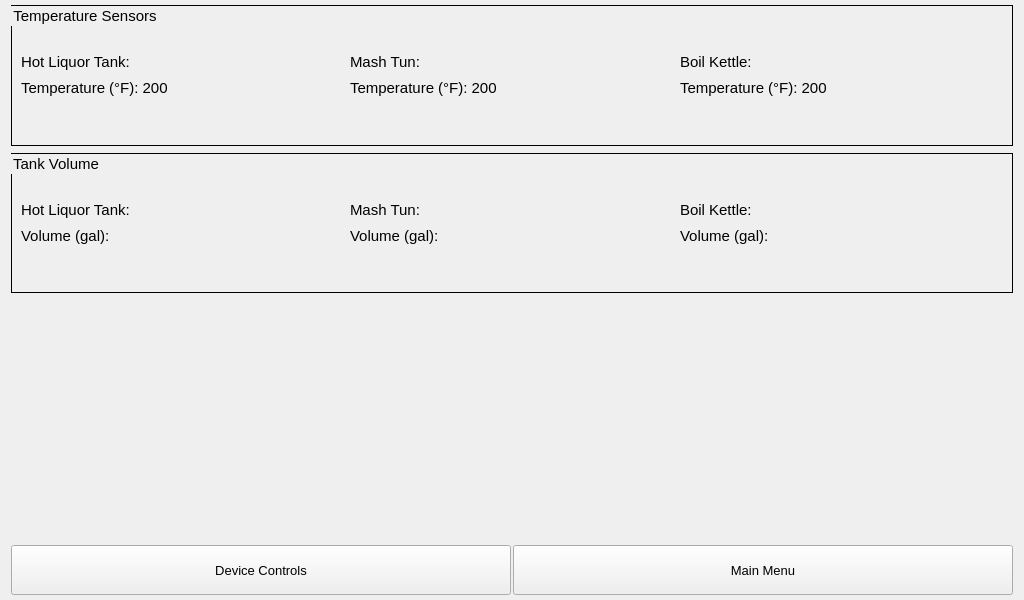
This is autobrewer/GUI/UI Files/DeviceStatusSensors.ui in drmwve/Capstone-Project as Qt 5 draws it before an edit. The edited form follows.
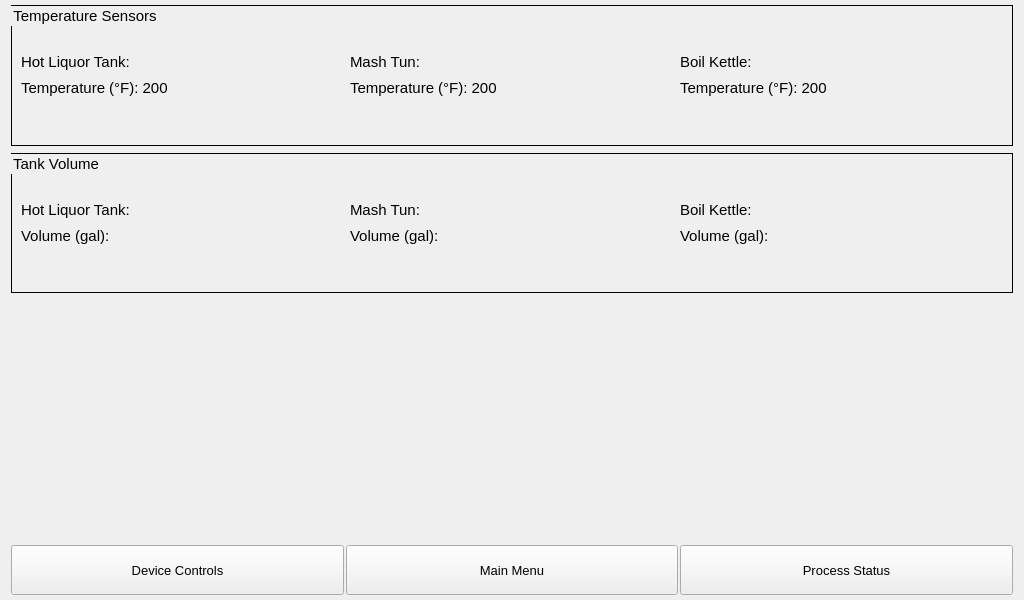
This is the edited form.

The edit to the form file:
```diff
--- a/autobrewer/GUI/UI Files/DeviceStatusSensors.ui
+++ b/autobrewer/GUI/UI Files/DeviceStatusSensors.ui
@@ -376,6 +376,24 @@
        </property>
       </widget>
      </item>
+     <item>
+      <widget class="QPushButton" name="ProcessStatusButton">
+       <property name="maximumSize">
+        <size>
+         <width>16777215</width>
+         <height>50</height>
+        </size>
+       </property>
+       <property name="font">
+        <font>
+         <pointsize>10</pointsize>
+        </font>
+       </property>
+       <property name="text">
+        <string>Process Status</string>
+       </property>
+      </widget>
+     </item>
     </layout>
    </item>
   </layout>
```
